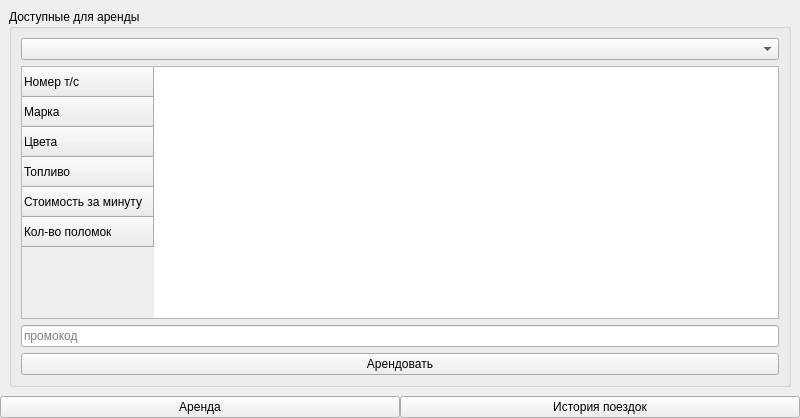
Old version of the form mainwindow.ui in the repository patronsgg/CarGoRent.
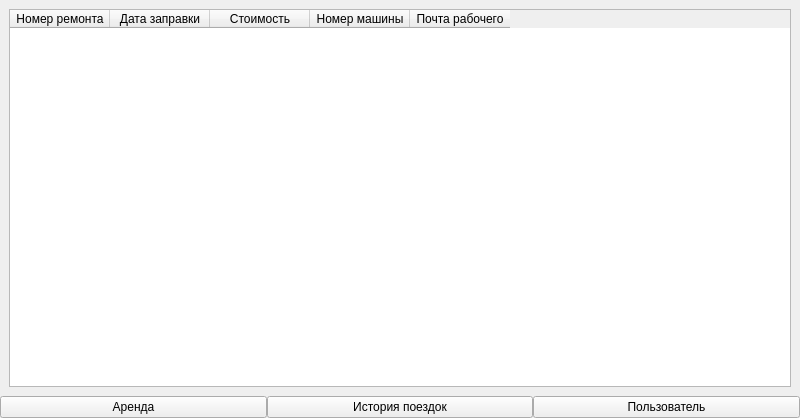
New version of the form. The open tabs and pages were chosen to show the change.

Diff of the .ui file:
```diff
--- a/mainwindow.ui
+++ b/mainwindow.ui
@@ -215,6 +215,40 @@
         </item>
        </layout>
       </widget>
+      <widget class="QWidget" name="infoUser"/>
+      <widget class="QWidget" name="historyRepair">
+       <layout class="QHBoxLayout" name="horizontalLayout_5">
+        <item>
+         <widget class="QTableWidget" name="tableWidget_4">
+          <column>
+           <property name="text">
+            <string>Номер ремонта</string>
+           </property>
+          </column>
+          <column>
+           <property name="text">
+            <string>Дата заправки</string>
+           </property>
+          </column>
+          <column>
+           <property name="text">
+            <string>Стоимость</string>
+           </property>
+          </column>
+          <column>
+           <property name="text">
+            <string>Номер машины</string>
+           </property>
+          </column>
+          <column>
+           <property name="text">
+            <string>Почта рабочего</string>
+           </property>
+          </column>
+         </widget>
+        </item>
+       </layout>
+      </widget>
      </widget>
     </item>
     <item>
@@ -233,6 +267,13 @@
         </property>
        </widget>
       </item>
+      <item>
+       <widget class="QPushButton" name="pushButton_5">
+        <property name="text">
+         <string>Пользователь</string>
+        </property>
+       </widget>
+      </item>
      </layout>
     </item>
    </layout>
```
